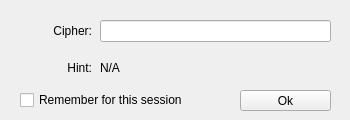
The window that src/ui/wizusercipherform.ui (WizTeam/WizQTClient) describes before a commit, drawn with Qt 5.
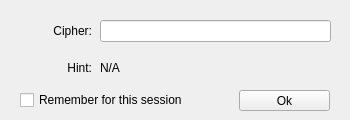
The same window after the commit.

Patch:
```diff
--- a/src/ui/wizusercipherform.ui
+++ b/src/ui/wizusercipherform.ui
@@ -42,7 +42,7 @@
   <widget class="QPushButton" name="buttonOk">
    <property name="geometry">
     <rect>
-     <x>240</x>
+     <x>239</x>
      <y>90</y>
      <width>91</width>
      <height>21</height>
```
